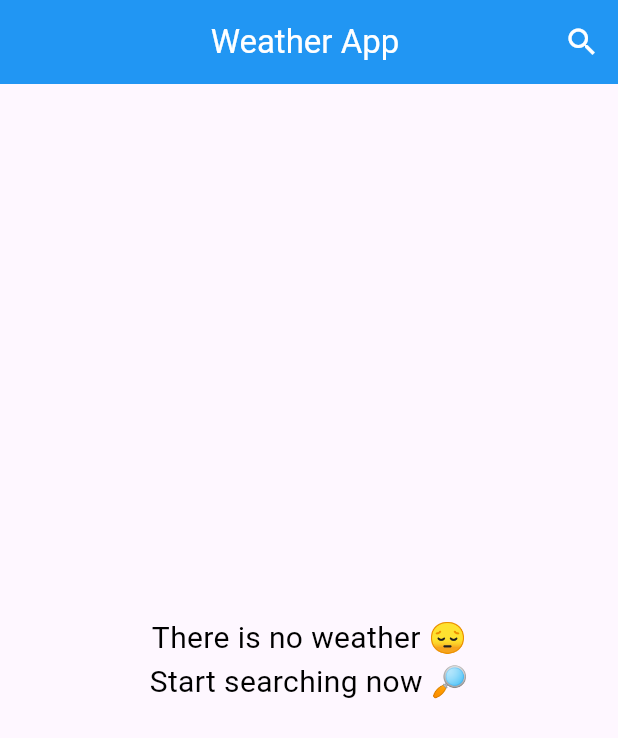
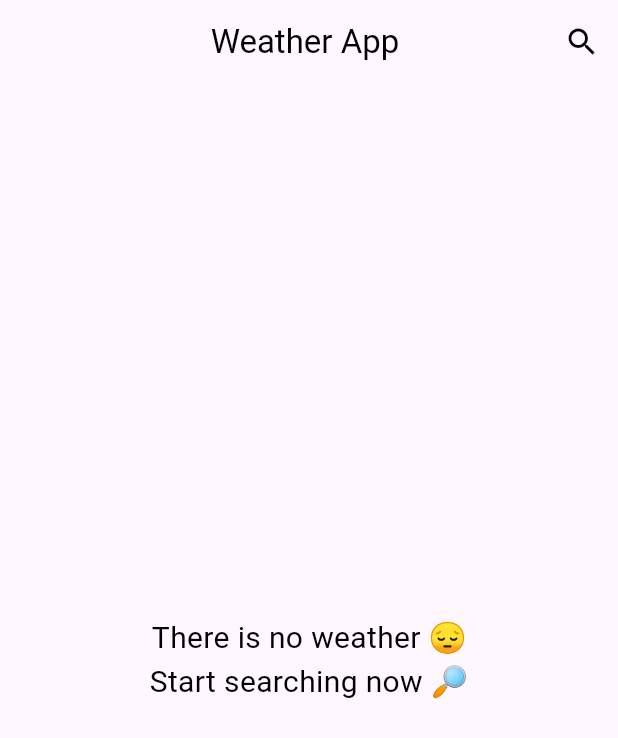
Before and after one commit to moshehata7/flutter-weather_app, a Flutter app: the screen it shows after launch, on a phone screen of 412 x 824 dp. Shown: the top 738 px of the screen. Run offline on Flutter 3.47's test engine with Material 3 defaults, Android fonts, the phone set to English and light mode, and no system bars; our stand-ins replace bloc, dio, flutter_bloc.

```diff
--- /dev/null
+++ b/devtools_options.yaml
@@ -0,0 +1,3 @@
+description: This file stores settings for Dart & Flutter DevTools.
+documentation: https://docs.flutter.dev/tools/devtools/extensions#configure-extension-enablement-states
+extensions:
--- a/lib/cubit/get_weather_cubit.dart
+++ b/lib/cubit/get_weather_cubit.dart
@@ -1,5 +1,6 @@
 import 'package:bloc/bloc.dart';
 import 'package:meta/meta.dart';
+import 'package:weather_app/models/weather_model.dart';
 import 'package:weather_app/services/get_weather.dart';
 
 part 'get_weather_state.dart';
@@ -7,11 +8,13 @@ part 'get_weather_state.dart';
 class GetWeatherCubit extends Cubit<GetWeatherState> {
   GetWeatherCubit(this.getWeatherService) : super(GetWeatherInitial());
   final GetWeatherService getWeatherService;
+
+
   void getWeather({required String cityName}) async {
     emit(GetWeatherLoading());
     try {
-      await getWeatherService.getWeather(cityName: cityName);
-      emit(GetWeatherSuccess());
+    var weather =  await getWeatherService.getWeather(cityName: cityName);
+      emit(GetWeatherSuccess(weather,cityName));
     } catch (e) {
       emit(GetWeatherFailure(e.toString()));
     }
--- a/lib/cubit/get_weather_state.dart
+++ b/lib/cubit/get_weather_state.dart
@@ -5,7 +5,11 @@ sealed class GetWeatherState {}
 
 final class GetWeatherInitial extends GetWeatherState {}
 
-final class GetWeatherSuccess extends GetWeatherState {}
+final class GetWeatherSuccess extends GetWeatherState {
+  final WeatherModel weatherModel;
+  final String cityName;
+  GetWeatherSuccess(this.weatherModel, this.cityName);
+}
 
 final class GetWeatherLoading extends GetWeatherState {}
 
--- a/lib/main.dart
+++ b/lib/main.dart
@@ -1,5 +1,9 @@
+import 'package:dio/dio.dart';
 import 'package:flutter/material.dart';
+import 'package:flutter_bloc/flutter_bloc.dart';
+import 'package:weather_app/cubit/get_weather_cubit.dart';
 import 'package:weather_app/screens/home_screen.dart';
+import 'package:weather_app/services/get_weather.dart';
 
 void main() {
   runApp(WeatherApp());
@@ -9,9 +13,13 @@ class WeatherApp extends StatelessWidget {
 
   @override
   Widget build(BuildContext context) {
-    return MaterialApp(
-      debugShowCheckedModeBanner: false,
-      home: HomeScreen(),
+    return BlocProvider(
+      create: (context) => GetWeatherCubit(GetWeatherService(Dio())),
+
+      child: MaterialApp(
+        debugShowCheckedModeBanner: false,
+        home: HomeScreen(),
+      ),
     );
   }
 }
--- a/lib/screens/home_screen.dart
+++ b/lib/screens/home_screen.dart
@@ -1,15 +1,24 @@
 import 'package:flutter/material.dart';
+import 'package:flutter_bloc/flutter_bloc.dart';
+import 'package:weather_app/cubit/get_weather_cubit.dart';
+import 'package:weather_app/models/weather_model.dart';
 import 'package:weather_app/screens/search_screen.dart';
 
-class HomeScreen extends StatelessWidget {
+class HomeScreen extends StatefulWidget {
   const HomeScreen({super.key});
 
+  @override
+  State<HomeScreen> createState() => _HomeScreenState();
+}
+
+class _HomeScreenState extends State<HomeScreen> {
+  WeatherModel? weatherData;
   @override
   Widget build(BuildContext context) {
     return Scaffold(
       appBar: AppBar(
-        backgroundColor: Colors.blue,
-        title: Text("Weather App ",style: TextStyle(color: Colors.white),),
+        backgroundColor: Colors.transparent,
+        title: Text("Weather App ", style: TextStyle(color: Colors.black)),
         centerTitle: true,
         actions: [
           IconButton(
@@ -23,18 +32,90 @@ class HomeScreen extends StatelessWidget {
                 ),
               );
             },
-            icon: Icon(Icons.search,color: Colors.white,),
+            icon: Icon(Icons.search, color: Colors.black),
           ),
         ],
       ),
-      body: Center(
-        child: Column(
-          mainAxisAlignment: MainAxisAlignment.center,
-          children: [
-            Text("There is no weather 😔",style: TextStyle(color: Colors.black,fontSize: 20),),
-            Text("Start searching now 🔎",style: TextStyle(color: Colors.black,fontSize: 20))
-          ],
-        ),
+      body: BlocBuilder<GetWeatherCubit, GetWeatherState>(
+        builder: (context, state) {
+          if (state is GetWeatherLoading) {
+            return Center(child: CircularProgressIndicator());
+          } else if (state is GetWeatherSuccess) {
+            final WeatherModel weatherData = state.weatherModel;
+            return Container(
+              decoration: BoxDecoration(
+                gradient: LinearGradient(
+                  colors: [
+                    weatherData.getThemeColor(),
+                    weatherData.getThemeColor()[300]!,
+                    weatherData.getThemeColor()[100]!,
+                  ],
+                  begin: Alignment.topCenter,
+                  end: Alignment.bottomCenter,
+                ),
+              ),
+              child: Column(
+                mainAxisAlignment: MainAxisAlignment.center,
+                children: [
+                  const Spacer(flex: 3),
+                  Text(
+                    state.cityName  ,
+                    style: TextStyle(fontSize: 32, fontWeight: FontWeight.bold),
+                  ),
+                  Text(
+                    'updated at : ${weatherData.date?.hour.toString()}:${weatherData.date?.minute.toString()}',
+                    style: TextStyle(fontSize: 22),
+                  ),
+                  Spacer(),
+                  Padding(
+                    padding: const EdgeInsets.all(16),
+                    child: Row(
+                      mainAxisAlignment: MainAxisAlignment.spaceEvenly,
+                      children: [
+                        Image.asset(weatherData.getImage()),
+                        Text(
+                          weatherData.temp.toString(),
+                          style: TextStyle(
+                            fontSize: 32,
+                            fontWeight: FontWeight.bold,
+                          ),
+                        ),
+                        Column(
+                          children: [
+                            Text('maxTemp :${weatherData.maxTemp.toString()}'),
+                            Text('minTemp :${weatherData.minTemp.toString()}'),
+                          ],
+                        ),
+                      ],
+                    ),
+                  ),
+                  Spacer(),
+                  Text(
+                    weatherData.weatherStateName,
+                    style: TextStyle(fontSize: 32, fontWeight: FontWeight.bold),
+                  ),
+                  Spacer(flex: 5),
+                ],
+              ),
+            );
+          } else {
+            return Center(
+              child: Column(
+                mainAxisAlignment: MainAxisAlignment.center,
+                children: [
+                  Text(
+                    "There is no weather 😔",
+                    style: TextStyle(color: Colors.black, fontSize: 20),
+                  ),
+                  Text(
+                    "Start searching now 🔎",
+                    style: TextStyle(color: Colors.black, fontSize: 20),
+                  ),
+                ],
+              ),
+            );
+          }
+        },
       ),
     );
   }
--- a/lib/screens/search_screen.dart
+++ b/lib/screens/search_screen.dart
@@ -1,4 +1,6 @@
 import 'package:flutter/material.dart';
+import 'package:flutter_bloc/flutter_bloc.dart';
+import 'package:weather_app/cubit/get_weather_cubit.dart';
 
 class SearchScreen extends StatelessWidget {
   const SearchScreen({super.key});
@@ -8,13 +10,21 @@ class SearchScreen extends StatelessWidget {
     return Scaffold(
       appBar: AppBar(
         backgroundColor: Colors.blue,
-        title: Text("search by your city name",style: TextStyle(color: Colors.white)),
+        title: Text(
+          "search by your city name",
+          style: TextStyle(color: Colors.white),
+        ),
       ),
       body: Center(
         child: Padding(
           padding: const EdgeInsets.all(8.0),
           child: TextField(
-
+            onSubmitted: (value) {
+              BlocProvider.of<GetWeatherCubit>(
+                context,
+              ).getWeather(cityName: value);
+              Navigator.pop(context);
+            },
             decoration: InputDecoration(
               contentPadding: EdgeInsets.all(32),
               suffixIcon: Icon(Icons.search),
@@ -22,7 +32,7 @@ class SearchScreen extends StatelessWidget {
               hintText: "City Name..?",
               border: OutlineInputBorder(
                 borderRadius: BorderRadius.circular(12),
-              )
+              ),
             ),
           ),
         ),
--- a/pubspec.yaml
+++ b/pubspec.yaml
@@ -60,9 +60,8 @@ flutter:
   uses-material-design: true
 
   # To add assets to your application, add an assets section, like this:
-  # assets:
-  #   - images/a_dot_burr.jpeg
-  #   - images/a_dot_ham.jpeg
+  assets:
+    - assets/images/
 
   # An image asset can refer to one or more resolution-specific "variants", see
   # https://flutter.dev/to/resolution-aware-images
```
Also changed, not shown: assets/images/clear.png (added), assets/images/cloudy.png (added), assets/images/rainy.png (added), assets/images/snow.png (added), assets/images/thunderstorm.png (added).
